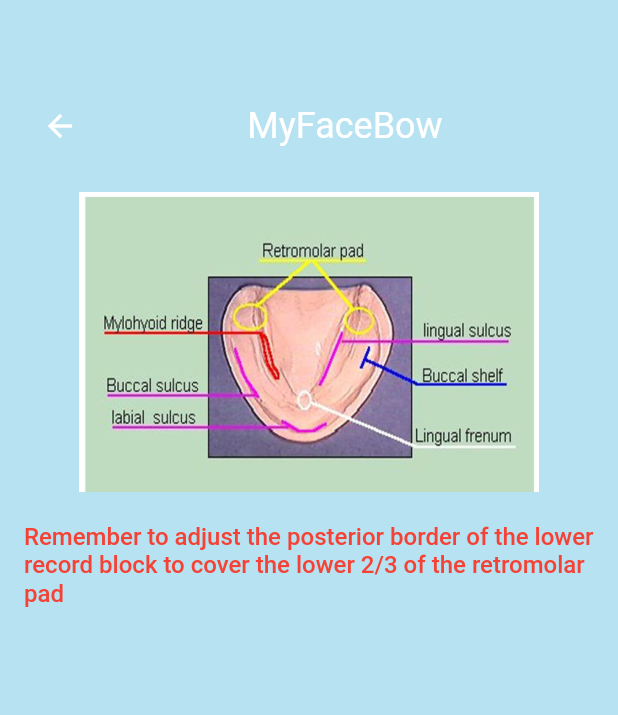
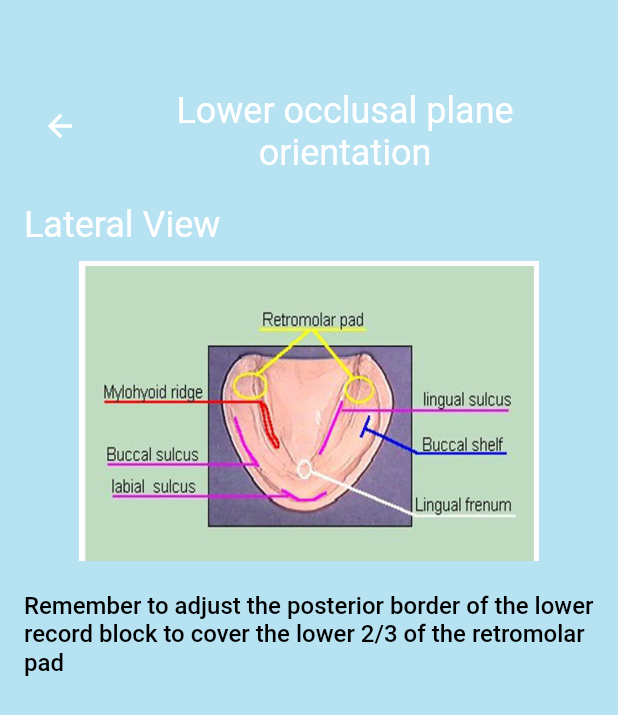
Before and after one commit to infowider11/my_face_bow, a Flutter app: the LowerOcculsionLateralOrientationScreen screen opened directly, on a phone screen of 412 x 824 dp. Shown: the top 715 px of the screen. Run offline on Flutter 3.47's test engine with Material 2 defaults, Android fonts, the phone set to English and light mode, and no system bars; our stand-ins replace camera, flutter_html, flutter_image_compress, gallery_saver, image_cropper, image_picker; missing offline and left inert: google_mlkit_face_detection.

```diff
--- a/lib/pages/home_page.dart
+++ b/lib/pages/home_page.dart
@@ -169,6 +169,7 @@ class HomePageState extends State<HomePage> {
                                 child: GestureDetector(
                                   onTap: () async {
                                     if(allScenarios[index].children[i].scenarioType==ScenarioType.LOWEROCCLUSALLATERALORIENTATION){
+                                      _scaffoldStateKey.currentState?.closeEndDrawer();
                                       push(context: context, screen: LowerOcculsionLateralOrientationScreen());
                                       return;
                                     }
--- a/lib/pages/lower_occulsion_lateral_orientation_screen.dart
+++ b/lib/pages/lower_occulsion_lateral_orientation_screen.dart
@@ -15,10 +15,12 @@ class LowerOcculsionLateralOrientationScreen extends StatelessWidget {
         color: MyColors.lightBlueColor,
         padding: EdgeInsets.symmetric(horizontal: 16),
         child: Column(
+          crossAxisAlignment: CrossAxisAlignment.start,
           children: [
             vSizedBox6,
             Container(
               child: Row(
+                crossAxisAlignment: CrossAxisAlignment.start,
                 children: [
                   IconButton(onPressed: (){
                     Navigator.pop(context);
@@ -26,8 +28,9 @@ class LowerOcculsionLateralOrientationScreen extends StatelessWidget {
                   Expanded(
                       child: Center(
                         child: ParagraphText(
-                          'MyFaceBow',
+                          'Lower occlusal plane orientation ',
                           color: Colors.white,
+                          textAlign: TextAlign.center,
                           fontSize: 24,
                         ),
                       )),
@@ -35,9 +38,16 @@ class LowerOcculsionLateralOrientationScreen extends StatelessWidget {
               ),
             ),
             vSizedBox2,
-            Image.asset(MyImages.lowerOcculsionLateralOrientationIllustrationImage, height: 200,),
+            ParagraphText(
+              'Lateral View',
+              color: Colors.white,
+              // textAlign: TextAlign.center,
+              fontSize: 24,
+            ),
+            vSizedBox,
+            Center(child: Image.asset(MyImages.lowerOcculsionLateralOrientationIllustrationImage, height: 200,)),
             vSizedBox2,
-            SubHeadingText('Remember to adjust the posterior border of the lower record block to cover the lower 2/3 of the retromolar pad', color: Colors.red,)
+            SubHeadingText('Remember to adjust the posterior border of the lower record block to cover the lower 2/3 of the retromolar pad', color: Colors.black,)
 
           ],
         ),
```
Also changed, not shown: lib/painters/face_detector_painter.dart (+9 -6 lines).
